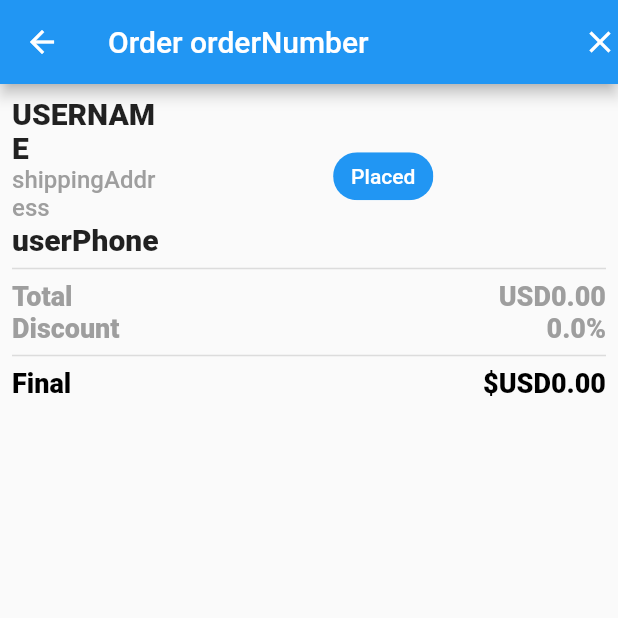
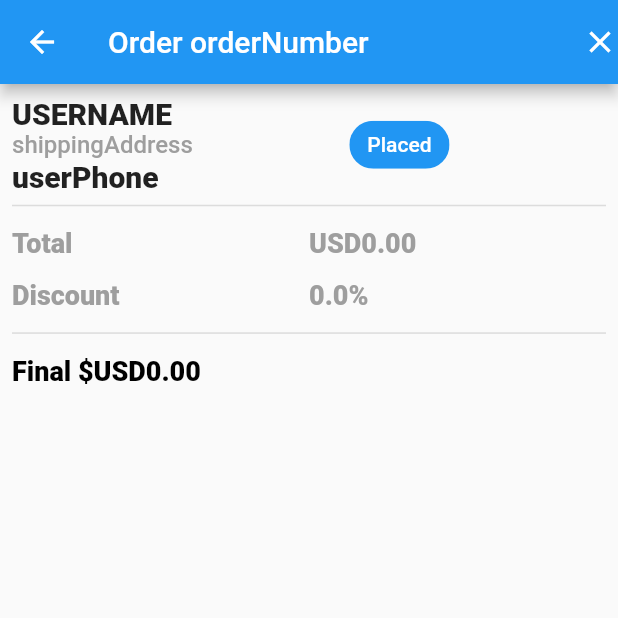
Before and after one commit to durra88/Multi-Restaurant---Food-Ordering, a Flutter app: the OrderViewDetailScreen screen opened directly, on a phone screen of 412 x 824 dp, the top half of it. Run offline on Flutter 3.47's test engine with Material 2 defaults, Android fonts, the phone set to English and light mode, and no system bars; our stand-ins replace auto_animated, badges, cached_network_image, carousel_slider, firebase_auth, firebase_core and 7 more; missing offline and left inert: flutter_auth_ui, flutter_elegant_number_button; accounts and stored records are empty.

Commit message:
edit bugs

```diff
--- a/lib/model/food_model.dart
+++ b/lib/model/food_model.dart
@@ -3,7 +3,7 @@ import 'size_model.dart';
 
 class FoodModel {
   String? description = '', id = '', name = '', image = '';
-  double? price = 0;
+  int? price = 0;
   List<SizeModel>? size = List<SizeModel>.empty(growable: true);
   List<AddonModel>? addon = List<AddonModel>.empty(growable: true);
 
@@ -20,7 +20,7 @@ class FoodModel {
     id = json['id'];
     name = json['name'];
     image = json['image'];
-    price = double.parse(json['price'].toString());
+    price = json['price'];
     description = json['description'];
     if (json['addon'] != null) {
       addon = List<AddonModel>.empty(growable: true);
--- a/lib/screens/order_view_detail.dart
+++ b/lib/screens/order_view_detail.dart
@@ -39,12 +39,13 @@ class OrderViewDetailScreen extends StatelessWidget {
               flex: 2,
               child: Padding(
                 padding: EdgeInsets.all(8),
+                child: SizedBox(
+                  //height: 800,
                   child: Column(children: [
                     Row(
                       mainAxisAlignment: MainAxisAlignment.start,
                       children: [
-                      Expanded(
-                        child: Column(
+                        Column(
                           crossAxisAlignment: CrossAxisAlignment.start,
                           children: [
                             Text(
@@ -53,7 +54,7 @@ class OrderViewDetailScreen extends StatelessWidget {
                                   fontSize: 20, fontWeight: FontWeight.w900),
                             ),
                             Text(
-                              '${orderModel.shippingAddress!}',
+                              '${orderModel.shippingAddress}',
                               style: TextStyle(
                                 fontSize: 16,
                                 fontWeight: FontWeight.w500,
@@ -66,7 +67,6 @@ class OrderViewDetailScreen extends StatelessWidget {
                                   fontSize: 20, fontWeight: FontWeight.w900),
                             ),
                           ],
-                        ),
                         ),
                         Expanded(
                           flex: 3,
@@ -89,48 +89,61 @@ class OrderViewDetailScreen extends StatelessWidget {
                     Divider(
                       thickness: 1,
                     ),
-                  Row(
+                    Expanded(
+                      child: Row(
                         mainAxisAlignment: MainAxisAlignment.spaceBetween,
                         children: [
-                      Text(
+                          Expanded(
+                            child: Text(
                               totalText,
                               style: TextStyle(
                                   fontSize: 18,
                                   fontWeight: FontWeight.w900,
                                   color: Colors.grey),
                             ),
-                      Text(
+                          ),
+                          Expanded(
+                            child: Text(
                               '${noSymbolUSFormat.format(orderModel.totalPayment!)}',
                               style: TextStyle(
                                   fontSize: 18,
                                   fontWeight: FontWeight.w900,
                                   color: Colors.grey),
                             ),
+                          ),
                         ],
                       ),
-                  Row(
+                    ),
+                    Expanded(
+                      child: Row(
                         mainAxisAlignment: MainAxisAlignment.spaceBetween,
                         children: [
-                      Text(
+                          Expanded(
+                            child: Text(
                               discountText,
                               style: TextStyle(
                                   fontSize: 18,
                                   fontWeight: FontWeight.w900,
                                   color: Colors.grey),
                             ),
-                      Text(
+                          ),
+                          Expanded(
+                            child: Text(
                               '${orderModel.discount!}%',
                               style: TextStyle(
                                   fontSize: 18,
                                   fontWeight: FontWeight.w900,
                                   color: Colors.grey),
                             ),
+                          ),
                         ],
+                      ),
                     ),
                     Divider(
                       thickness: 1,
                     ),
-                  Row(
+                    Expanded(
+                      child: Row(
                         mainAxisAlignment: MainAxisAlignment.spaceBetween,
                         children: [
                           Text(
@@ -140,16 +153,20 @@ class OrderViewDetailScreen extends StatelessWidget {
                                 fontWeight: FontWeight.w900,
                                 color: Colors.black),
                           ),
-                      Text(
+                          Expanded(
+                            child: Text(
                               '\$${noSymbolUSFormat.format(orderModel.finalPayment!)}',
                               style: TextStyle(
                                   fontSize: 18,
                                   fontWeight: FontWeight.w900,
                                   color: Colors.black),
                             ),
+                          ),
                         ],
                       ),
+                    ),
                   ]),
+                ),
               ),
             ),
             SizedBox(
@@ -157,6 +174,8 @@ class OrderViewDetailScreen extends StatelessWidget {
             ),
             Expanded(
               flex: 5,
+              child: SizedBox(
+                height: 200,
                 child: ListView.builder(
                     itemCount: orderModel.cartItemList!.length,
                     itemBuilder: (context, index) {
@@ -172,12 +191,15 @@ class OrderViewDetailScreen extends StatelessWidget {
                       var infoText =
                           "quantity:${orderModel.cartItemList![index].quantity!}";
                       if (sizeText.length > 0) infoText += "\nSize: $sizeText";
-                    if (addonText.length > 0) infoText += "\nSize: $addonText";
+                      if (addonText.length > 0)
+                        infoText += "\nSize: $addonText";
                       return Card(
                         elevation: 8.0,
                         child: ListTile(
                           title: Text(orderModel.cartItemList![index].name!),
-                        leading: CachedNetworkImage(
+                          leading: SizedBox(
+                            height: 200,
+                            child: CachedNetworkImage(
                               imageUrl: orderModel.cartItemList![index].image!,
                               imageBuilder: (context, provider) => CircleAvatar(
                                 backgroundImage: provider,
@@ -189,11 +211,13 @@ class OrderViewDetailScreen extends StatelessWidget {
                                 child: Icon(Icons.image),
                               ),
                             ),
+                          ),
                           isThreeLine: true,
                           subtitle: Text('$infoText'),
                         ),
                       );
                     }),
+              ),
             )
           ],
         ),
--- a/lib/screens/restaurant_list.dart
+++ b/lib/screens/restaurant_list.dart
@@ -33,7 +33,7 @@ class RestaurentListScreen extends StatefulWidget {
 class _RestaurentListScreenState extends State<RestaurentListScreen> {
    @override
   void initState() {
-    WidgetsBinding.instance!.addPostFrameCallback((_) async {
+    WidgetsBinding.instance.addPostFrameCallback((_) async {
       if (widget.box.hasData(MY_CART_KEY)) {
         var cartSave = await widget.box.read(MY_CART_KEY) as String;
         if (cartSave.length > 0 && cartSave.isNotEmpty) {
--- a/lib/widget/order_history/order_history_list_widget.dart
+++ b/lib/widget/order_history/order_history_list_widget.dart
@@ -42,7 +42,7 @@ class OrderHistoryListWidget extends StatelessWidget {
                   child: Column(
                     children: [
                       CachedNetworkImage(
-                        imageUrl: listOrder[index].cartItemList![0].image!,
+                        imageUrl:  listOrder[index].cartItemList![0].image==null?"":listOrder[index].cartItemList![0].image!,
                         fit: BoxFit.cover,
                         errorWidget: (context, url, err) => Center(
                           child: Icon(Icons.image),
```
Also changed, not shown: lib/firebase/order_reference.dart (+20 -19 lines), lib/model/order_model.dart (+12 -6 lines). Lines whose indentation alone changed are shown as unchanged.
